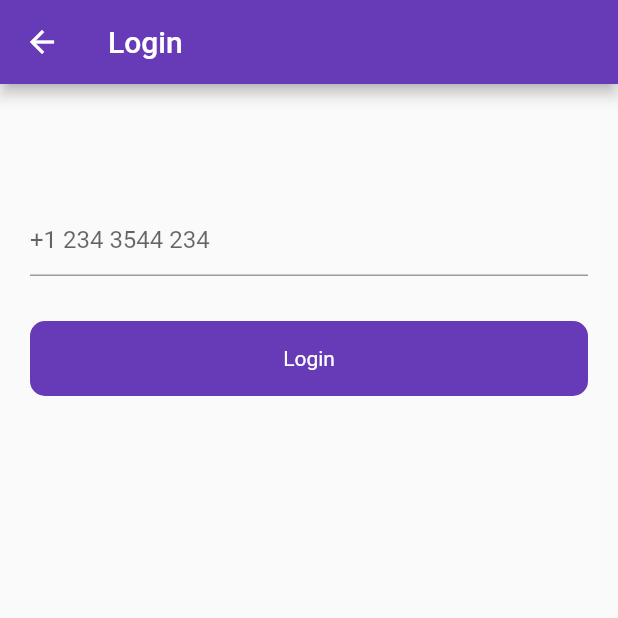
After one commit to Nitinjiwnani/Flutter-Firebase, a Flutter app: the screen it shows after launch, after a tap on "Login", after a tap on "Login with phone number", on a phone screen of 412 x 824 dp, the top half of it. The commit adds this screen. Run offline on Flutter 3.47's test engine with Material 2 defaults, Android fonts, the phone set to English and light mode, and no system bars; our stand-ins replace firebase_auth, firebase_core, fluttertoast; accounts and stored records are empty.

Commit message:
Phone number authentication

```diff
--- a/lib/UI/auth/login_screen.dart
+++ b/lib/UI/auth/login_screen.dart
@@ -3,6 +3,7 @@ import 'package:flutter/material.dart';
 import 'package:flutter/services.dart';
 import 'package:flutter/src/widgets/framework.dart';
 import 'package:flutter/src/widgets/placeholder.dart';
+import 'package:flutter_firebase/UI/auth/login_with_phone_number.dart';
 import 'package:flutter_firebase/UI/auth/singup_screen.dart';
 import 'package:flutter_firebase/UI/posts/post_screen.dart';
 import 'package:flutter_firebase/utils/utils.dart';
@@ -138,8 +139,29 @@ class _LoginScreenState extends State<LoginScreen> {
                               builder: (context) => SignUpScreen(),
                             ));
                       },
-                      child: Text('Signup'))
+                      child: Text('Signup')),
                 ],
+              ),
+              SizedBox(
+                height: 30,
+              ),
+              InkWell(
+                onTap: () {
+                  Navigator.push(
+                      context,
+                      MaterialPageRoute(
+                        builder: (context) => LoginWithPhoneNumber(),
+                      ));
+                },
+                child: Container(
+                  height: 50,
+                  decoration: BoxDecoration(
+                      borderRadius: BorderRadius.circular(50),
+                      border: Border.all(color: Colors.black)),
+                  child: Center(
+                    child: Text("Login with phone number"),
+                  ),
+                ),
               )
             ],
           ),
--- /dev/null
+++ b/lib/UI/auth/login_with_phone_number.dart
@@ -0,0 +1,86 @@
+import 'package:firebase_auth/firebase_auth.dart';
+import 'package:flutter/material.dart';
+import 'package:flutter/src/widgets/framework.dart';
+import 'package:flutter/src/widgets/placeholder.dart';
+import 'package:flutter_firebase/UI/auth/verify_code.dart';
+import 'package:flutter_firebase/utils/utils.dart';
+import 'package:flutter_firebase/widgets/round_button.dart';
+
+class LoginWithPhoneNumber extends StatefulWidget {
+  const LoginWithPhoneNumber({super.key});
+
+  @override
+  State<LoginWithPhoneNumber> createState() => _LoginWithPhoneNumberState();
+}
+
+class _LoginWithPhoneNumberState extends State<LoginWithPhoneNumber> {
+  bool loading = false;
+  final phoneNumberController = TextEditingController();
+  final auth = FirebaseAuth.instance;
+
+  @override
+  Widget build(BuildContext context) {
+    return Scaffold(
+      appBar: AppBar(
+        title: Text('Login'),
+      ),
+      body: Padding(
+        padding: const EdgeInsets.symmetric(horizontal: 20),
+        child: Column(
+          children: [
+            SizedBox(
+              height: 80,
+            ),
+            TextFormField(
+              controller: phoneNumberController,
+              keyboardType: TextInputType.phone,
+              decoration: InputDecoration(hintText: '+1 234 3544 234'),
+            ),
+            SizedBox(
+              height: 30,
+            ),
+            RoundButton(
+                title: 'Login',
+                loading: loading,
+                onTap: () {
+                  setState(() {
+                    loading = true;
+                  });
+                  auth.verifyPhoneNumber(
+                    phoneNumber: phoneNumberController.text,
+                    verificationCompleted: (_) {
+                      setState(() {
+                        loading = false;
+                      });
+                    },
+                    verificationFailed: (e) {
+                      setState(() {
+                        loading = false;
+                      });
+                      Utils().toastMessage(e.toString());
+                    },
+                    codeSent: (String verificationId, int? token) {
+                      setState(() {
+                        loading = false;
+                      });
+                      Navigator.push(
+                          context,
+                          MaterialPageRoute(
+                              builder: (context) => VerifyCodeScreen(
+                                    verificationId: verificationId,
+                                  )));
+                    },
+                    codeAutoRetrievalTimeout: (e) {
+                      setState(() {
+                        loading = false;
+                      });
+                      Utils().toastMessage(e.toString());
+                    },
+                  );
+                })
+          ],
+        ),
+      ),
+    );
+  }
+}
```
Also changed, not shown: lib/UI/auth/verify_code.dart (added, +72 -0 lines).
